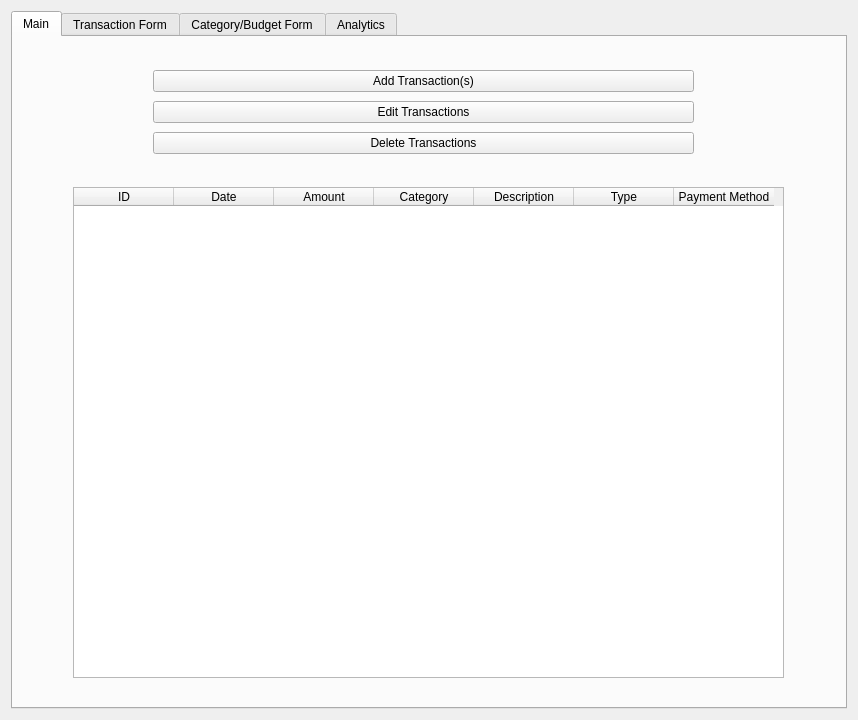
Above: src/GUI.ui from LeoPaquette/ExpenseTracker before the change. Below: the same form after it.
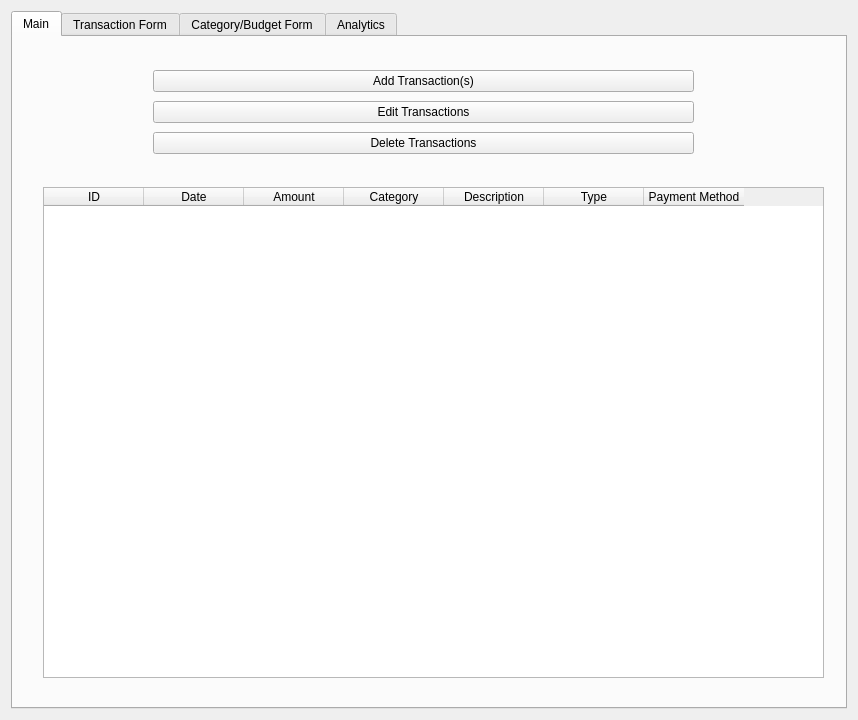
That is the form after the change.

Commit message: feat: all tables in the ui now span evenly

What changed in the file:
```diff
--- a/src/GUI.ui
+++ b/src/GUI.ui
@@ -59,9 +59,9 @@
       <widget class="QTableWidget" name="tableTransactions">
        <property name="geometry">
         <rect>
-         <x>60</x>
+         <x>30</x>
          <y>150</y>
-         <width>711</width>
+         <width>781</width>
          <height>491</height>
         </rect>
        </property>
```
The commit also changes 1 other file.
